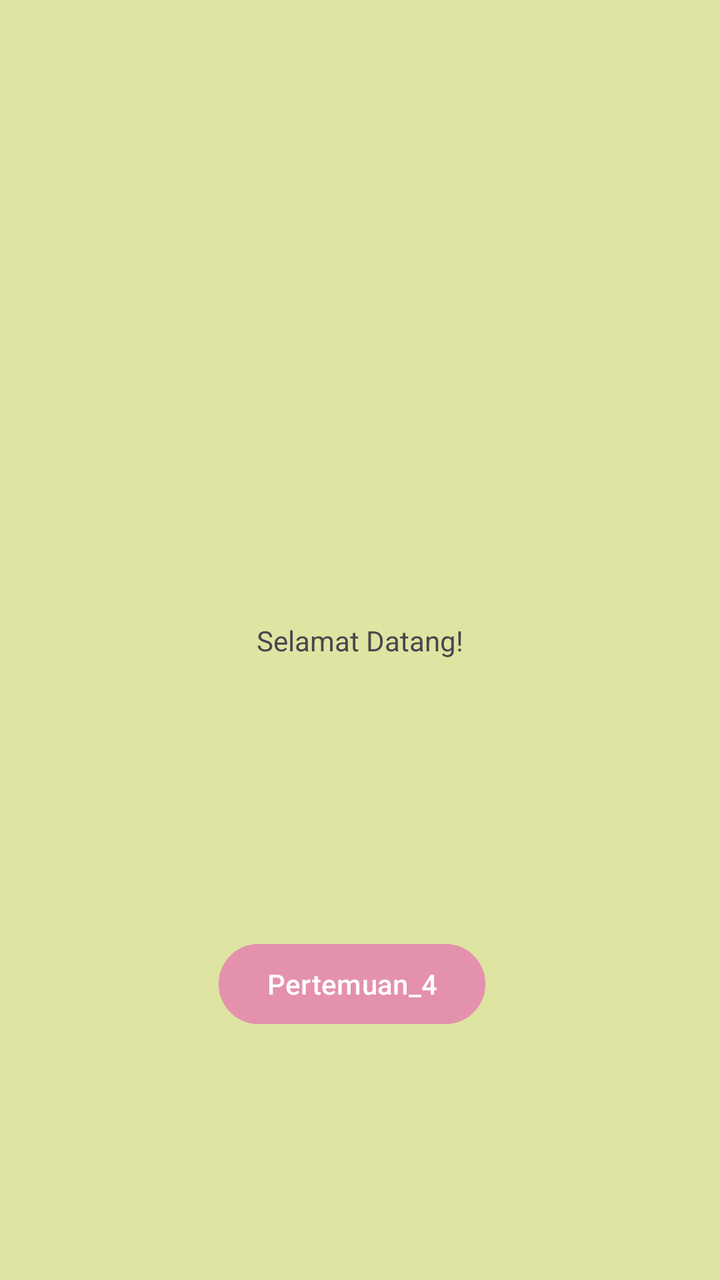
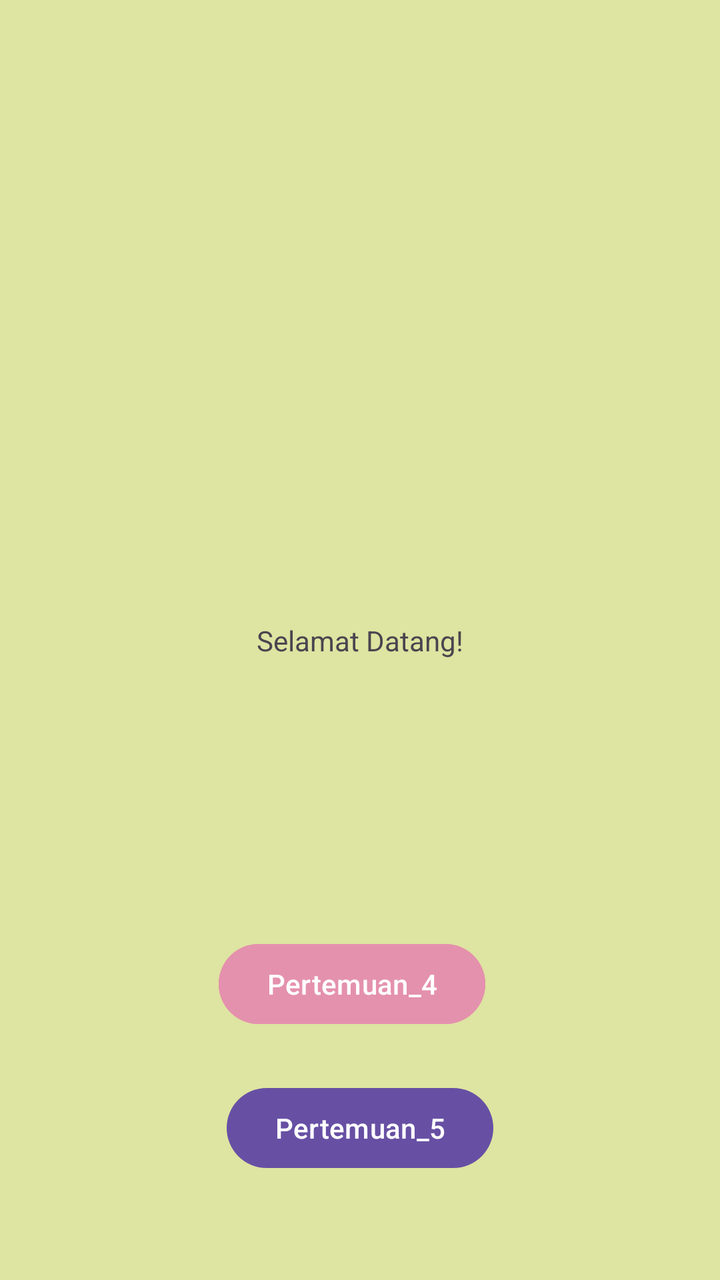

The first picture is an Android layout as it rendered before a commit; the second is the same layout after the commit. The layout source and the unified diff follow.
<!-- AndroidManifest.xml: application theme Theme.Ayu_3TIF -->
<!-- res/layout/activity_main.xml -->
<?xml version="1.0" encoding="utf-8"?>
<androidx.constraintlayout.widget.ConstraintLayout xmlns:android="http://schemas.android.com/apk/res/android"
    xmlns:app="http://schemas.android.com/apk/res-auto"
    xmlns:tools="http://schemas.android.com/tools"
    android:id="@+id/main"
    android:layout_width="match_parent"
    android:layout_height="match_parent"
    android:background="#DEE4A1"
    tools:context=".MainActivity">

    <TextView
        android:layout_width="wrap_content"
        android:layout_height="wrap_content"
        android:text="Selamat Datang!"
        app:layout_constraintBottom_toBottomOf="parent"
        app:layout_constraintEnd_toEndOf="parent"
        app:layout_constraintStart_toStartOf="parent"
        app:layout_constraintTop_toTopOf="parent" />

    <Button
        android:id="@+id/btnToFourth"
        android:layout_width="wrap_content"
        android:layout_height="wrap_content"
        android:layout_marginBottom="124dp"
        android:text="Pertemuan_4"
        android:backgroundTint="#E491AE"
        app:layout_constraintBottom_toBottomOf="parent"
        app:layout_constraintEnd_toEndOf="parent"
        app:layout_constraintHorizontal_bias="0.482"
        app:layout_constraintStart_toStartOf="parent" />

</androidx.constraintlayout.widget.ConstraintLayout>
<!-- resources referenced by this layout -->
<resources>
  <style name="Theme.Ayu_3TIF" parent="Base.Theme.Ayu_3TIF" />
  <style name="Base.Theme.Ayu_3TIF" parent="Theme.Material3.DayNight.NoActionBar">
          
          
      </style>
</resources>

<!-- the commit's change to res/layout/activity_main.xml (unified diff, before → after) -->
@@ -29,4 +29,14 @@
         app:layout_constraintHorizontal_bias="0.482"
         app:layout_constraintStart_toStartOf="parent" />
 
+    <Button
+        android:id="@+id/btnToFifth"
+        android:layout_width="wrap_content"
+        android:layout_height="wrap_content"
+        android:layout_marginTop="24dp"
+        android:text="Pertemuan_5"
+        app:layout_constraintEnd_toEndOf="parent"
+        app:layout_constraintStart_toStartOf="parent"
+        app:layout_constraintTop_toBottomOf="@+id/btnToFourth" />
+
 </androidx.constraintlayout.widget.ConstraintLayout>
